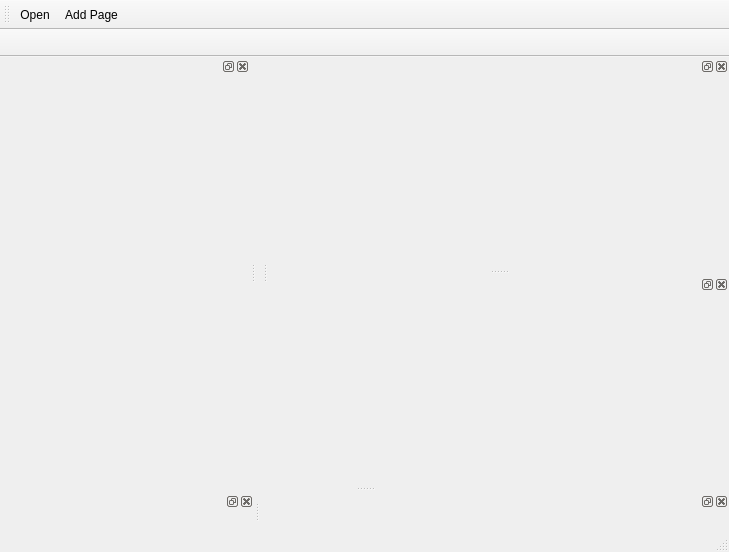
First picture: the form in src/app/ui/mainwindow.ui, repository PLLUG/sourceline, before the edit.
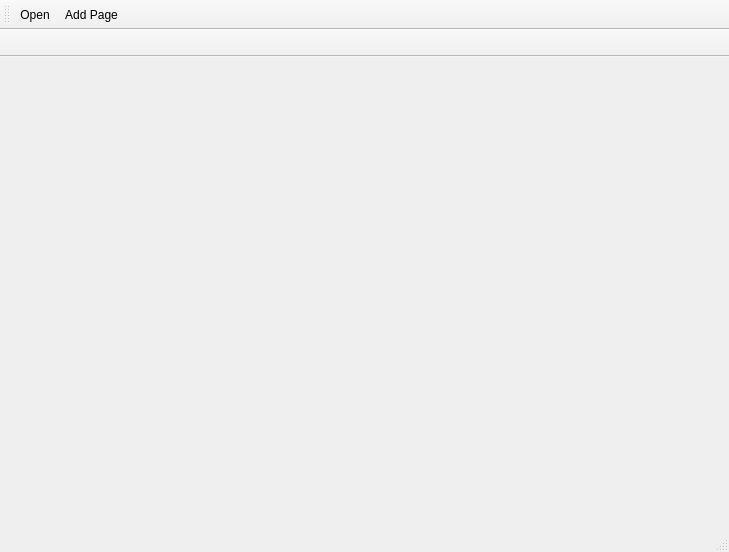
Second picture: the form after the edit. Icons and pictures are not drawn. Custom widgets are drawn as their Qt base class.

Commit message: add new class ContentForTabWorkplace, add some change for it to work

The edit to the form file:
```diff
--- a/src/app/ui/mainwindow.ui
+++ b/src/app/ui/mainwindow.ui
@@ -43,57 +43,6 @@
    <addaction name="actionAdd_Page"/>
   </widget>
   <widget class="QStatusBar" name="statusBar"/>
-  <widget class="HistoryTree" name="uiHistoryTree">
-   <property name="minimumSize">
-    <size>
-     <width>250</width>
-     <height>38</height>
-    </size>
-   </property>
-   <attribute name="dockWidgetArea">
-    <number>8</number>
-   </attribute>
-   <widget class="RevisionView" name="dockWidgetContents_5"/>
-  </widget>
-  <widget class="EditorView" name="uiEditorView">
-   <property name="minimumSize">
-    <size>
-     <width>461</width>
-     <height>38</height>
-    </size>
-   </property>
-   <attribute name="dockWidgetArea">
-    <number>8</number>
-   </attribute>
-   <widget class="QWidget" name="dockWidgetContents"/>
-  </widget>
-  <widget class="DockFileView" name="uiFileView">
-   <property name="sizePolicy">
-    <sizepolicy hsizetype="Preferred" vsizetype="Preferred">
-     <horstretch>0</horstretch>
-     <verstretch>0</verstretch>
-    </sizepolicy>
-   </property>
-   <property name="minimumSize">
-    <size>
-     <width>250</width>
-     <height>38</height>
-    </size>
-   </property>
-   <property name="baseSize">
-    <size>
-     <width>500</width>
-     <height>370</height>
-    </size>
-   </property>
-   <property name="floating">
-    <bool>false</bool>
-   </property>
-   <attribute name="dockWidgetArea">
-    <number>1</number>
-   </attribute>
-   <widget class="FileView" name="dockWidgetContents_4"/>
-  </widget>
   <widget class="QToolBar" name="uiTabToolBar">
    <property name="minimumSize">
     <size>
@@ -114,33 +63,6 @@
     <bool>true</bool>
    </attribute>
   </widget>
-  <widget class="RevisionTable" name="uiRevisionTable">
-   <property name="minimumSize">
-    <size>
-     <width>461</width>
-     <height>38</height>
-    </size>
-   </property>
-   <attribute name="dockWidgetArea">
-    <number>2</number>
-   </attribute>
-   <widget class="QWidget" name="dockWidgetContents_8"/>
-  </widget>
-  <widget class="DockConsole" name="uiConsole">
-   <property name="minimumSize">
-    <size>
-     <width>461</width>
-     <height>38</height>
-    </size>
-   </property>
-   <property name="layoutDirection">
-    <enum>Qt::LeftToRight</enum>
-   </property>
-   <attribute name="dockWidgetArea">
-    <number>2</number>
-   </attribute>
-   <widget class="ConsoleView" name="dockWidgetContents_3"/>
-  </widget>
   <widget class="QMenuBar" name="menuBar">
    <property name="geometry">
     <rect>
@@ -193,56 +115,6 @@
   </action>
  </widget>
  <layoutdefault spacing="6" margin="11"/>
- <customwidgets>
-  <customwidget>
-   <class>RevisionTable</class>
-   <extends>QDockWidget</extends>
-   <header>ui/revisiontable.h</header>
-   <container>1</container>
-  </customwidget>
-  <customwidget>
-   <class>HistoryTree</class>
-   <extends>QDockWidget</extends>
-   <header>ui/historytree.h</header>
-   <container>1</container>
-  </customwidget>
-  <customwidget>
-   <class>EditorView</class>
-   <extends>QDockWidget</extends>
-   <header>ui/editorview.h</header>
-   <container>1</container>
-  </customwidget>
-  <customwidget>
-   <class>DockFileView</class>
-   <extends>QDockWidget</extends>
-   <header>ui/dockfileview.h</header>
-   <container>1</container>
-  </customwidget>
-  <customwidget>
-   <class>FileView</class>
-   <extends>QWidget</extends>
-   <header>ui/fileview.h</header>
-   <container>1</container>
-  </customwidget>
-  <customwidget>
-   <class>DockConsole</class>
-   <extends>QDockWidget</extends>
-   <header>ui/dockconsole.h</header>
-   <container>1</container>
-  </customwidget>
-  <customwidget>
-   <class>ConsoleView</class>
-   <extends>QWidget</extends>
-   <header>ui/consoleview.h</header>
-   <container>1</container>
-  </customwidget>
-  <customwidget>
-   <class>RevisionView</class>
-   <extends>QWidget</extends>
-   <header>ui/revisionview.h</header>
-   <container>1</container>
-  </customwidget>
- </customwidgets>
  <resources/>
  <connections/>
 </ui>
```
Left out of the diff: 2 changed lines with no effect on the pictures. The commit also changes 10 other files.
